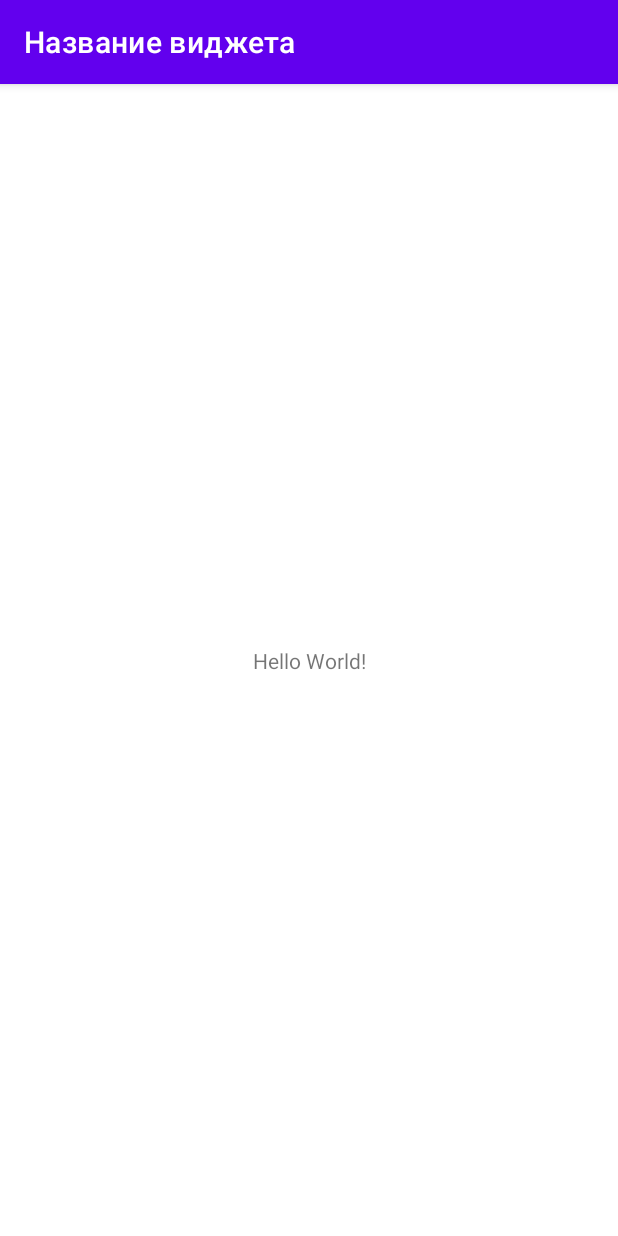
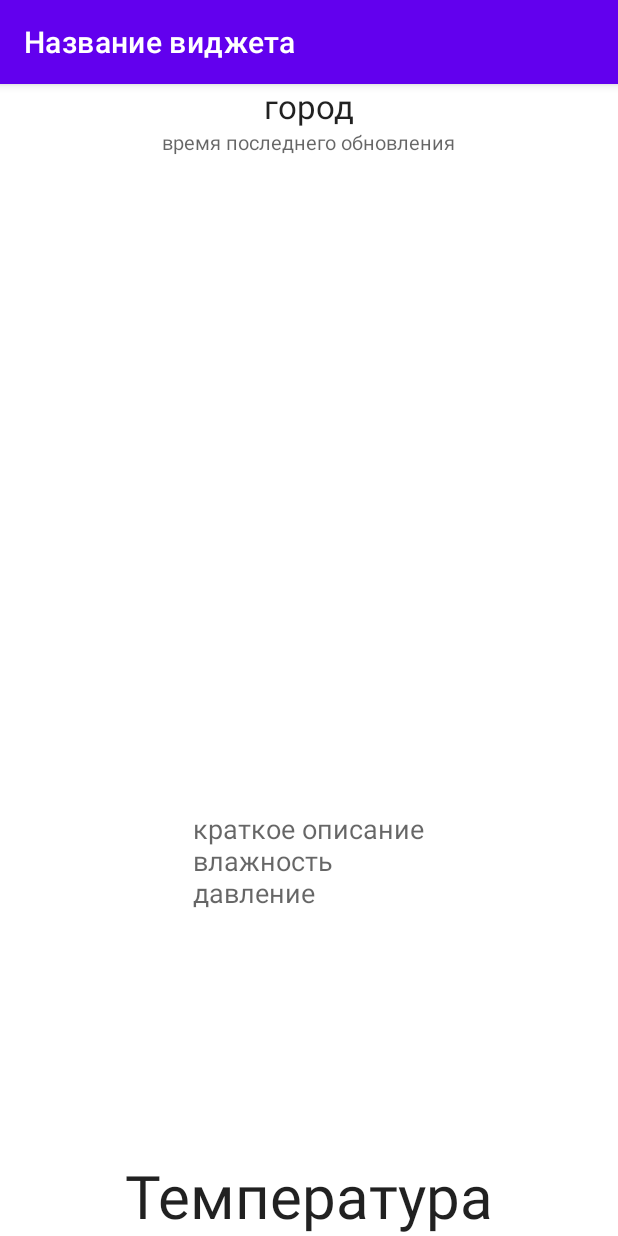
Before and after one commit to GlebTutaev/Widget, an Android app: the screen it shows after launch (MainActivity), on a phone screen of 412 x 824 dp. Run offline under Robolectric (Android 15) with nearby library versions, the phone set to English and light mode, and no system bars; pictures from the network do not load.

Commit message:
practice19_3qeqweqweqwewqeqw

```diff
--- a/app/build.gradle
+++ b/app/build.gradle
@@ -33,10 +33,12 @@ android {
 
 dependencies {
 
+    implementation 'com.github.bumptech.glide:glide:4.14.2'
     implementation 'androidx.appcompat:appcompat:1.6.0'
     implementation 'com.google.android.material:material:1.8.0'
     implementation 'androidx.constraintlayout:constraintlayout:2.1.4'
     testImplementation 'junit:junit:4.13.2'
+    annotationProcessor 'com.github.bumptech.glide:compiler:4.14.2'
     androidTestImplementation 'androidx.test.ext:junit:1.1.5'
     androidTestImplementation 'androidx.test.espresso:espresso-core:3.5.1'
 }
--- a/app/src/main/res/layout/activity_main.xml
+++ b/app/src/main/res/layout/activity_main.xml
@@ -1,18 +1,64 @@
 <?xml version="1.0" encoding="utf-8"?>
-<androidx.constraintlayout.widget.ConstraintLayout
+<RelativeLayout
     xmlns:android="http://schemas.android.com/apk/res/android"
     xmlns:app="http://schemas.android.com/apk/res-auto"
     xmlns:tools="http://schemas.android.com/tools"
     android:layout_width="match_parent"
     android:layout_height="match_parent"
     tools:context=".MainActivity">
+
     <TextView
+        android:text="город"
+        android:id="@+id/city_field"
+        android:layout_width="wrap_content"
+        android:layout_height="wrap_content"
+        android:layout_alignParentTop="true"
+        android:layout_centerHorizontal="true"
+        android:textAppearance="?android:attr/textAppearanceLarge" />
+
+    <TextView
+        android:id="@+id/updated_field"
+        android:text="время последнего обновления"
+        android:layout_width="wrap_content"
+        android:layout_height="wrap_content"
+        android:layout_below="@+id/city_field"
+        android:layout_centerHorizontal="true"
+        android:textAppearance="?android:attr/textAppearanceMedium"
+        android:textSize="13sp" />
+
+    <ImageView
+        android:id="@+id/weather_icon"
+        android:layout_width="200dp"
+        android:layout_height="200dp"
+        android:layout_centerVertical="true"
+        android:layout_centerHorizontal="true"
+        android:textAppearance="?android:attr/textAppearanceLarge"/>
+
+    <TextView
+        android:text="Температура"
+        android:id="@+id/current_temperature_field"
+        android:layout_width="wrap_content"
+        android:layout_height="wrap_content"
+        android:layout_alignParentBottom="true"
+        android:layout_centerHorizontal="true"
+        android:textAppearance="?android:attr/textAppearanceLarge"
+        android:textSize="40sp" />
+    <TextView
+        android:id="@+id/details_field"
+        android:text="краткое описание\nвлажность\nдавление"
+        android:layout_width="wrap_content"
+        android:layout_height="wrap_content"
+        android:layout_below="@+id/weather_icon"
+        android:layout_centerHorizontal="true"
+        android:textAppearance="?android:attr/textAppearanceMedium"/>
+
+    <!--<TextView
         android:id="@+id/weather"
         android:layout_width="wrap_content"
         android:layout_height="wrap_content"
-        android:text="Hello World!"
         app:layout_constraintBottom_toBottomOf="parent"
         app:layout_constraintLeft_toLeftOf="parent"
         app:layout_constraintRight_toRightOf="parent"
-        app:layout_constraintTop_toTopOf="parent" />
-</androidx.constraintlayout.widget.ConstraintLayout>
+        app:layout_constraintTop_toTopOf="parent" />-->
+
+</RelativeLayout>
--- a/app/src/main/res/xml/network_security_config.xml
+++ b/app/src/main/res/xml/network_security_config.xml
@@ -1,8 +1,7 @@
 <?xml version="1.0" encoding="utf-8"?>
 <network-security-config>
     <domain-config cleartextTrafficPermitted="true">
-        <domain includeSubdomains="true">
-            api.openweathermap.org
-        </domain>
+        <domain includeSubdomains="true"> api.openweathermap.org</domain>
+        <domain includeSubdomains="true">openweathermap.org</domain>
     </domain-config>
 </network-security-config>
```
Also changed, not shown: app/src/main/java/com/example/widget/ConnectFetch.java (+17 -1 lines), app/src/main/java/com/example/widget/MainActivity.java (+22 -2 lines), app/src/main/java/com/example/widget/StaticWeatherAnalyze.java (added, +53 -0 lines).
